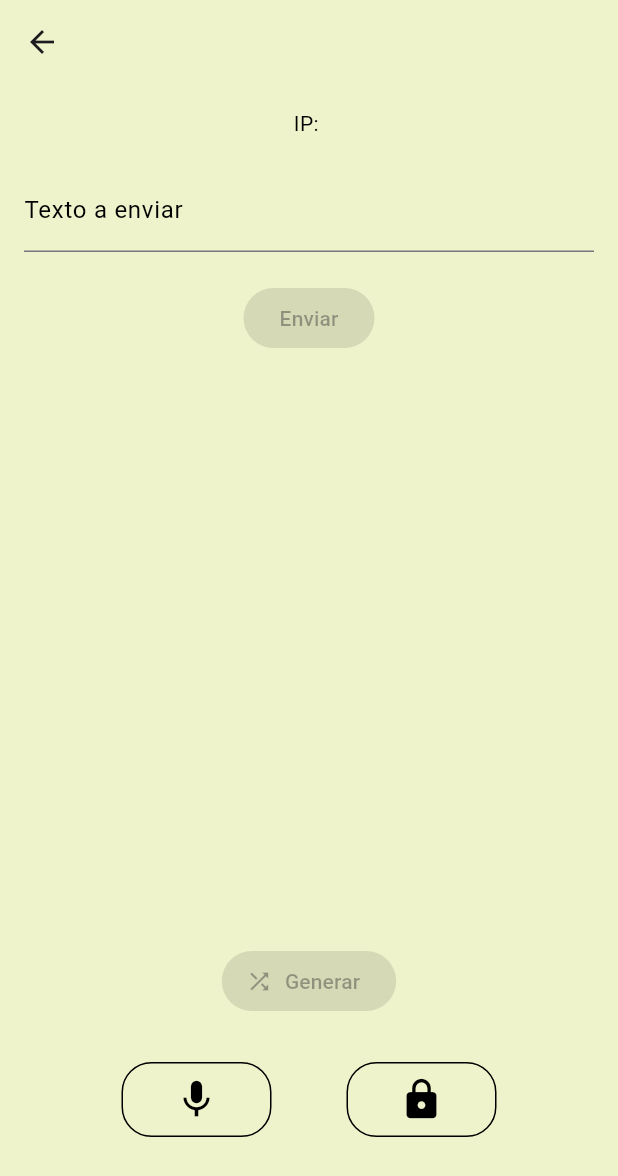
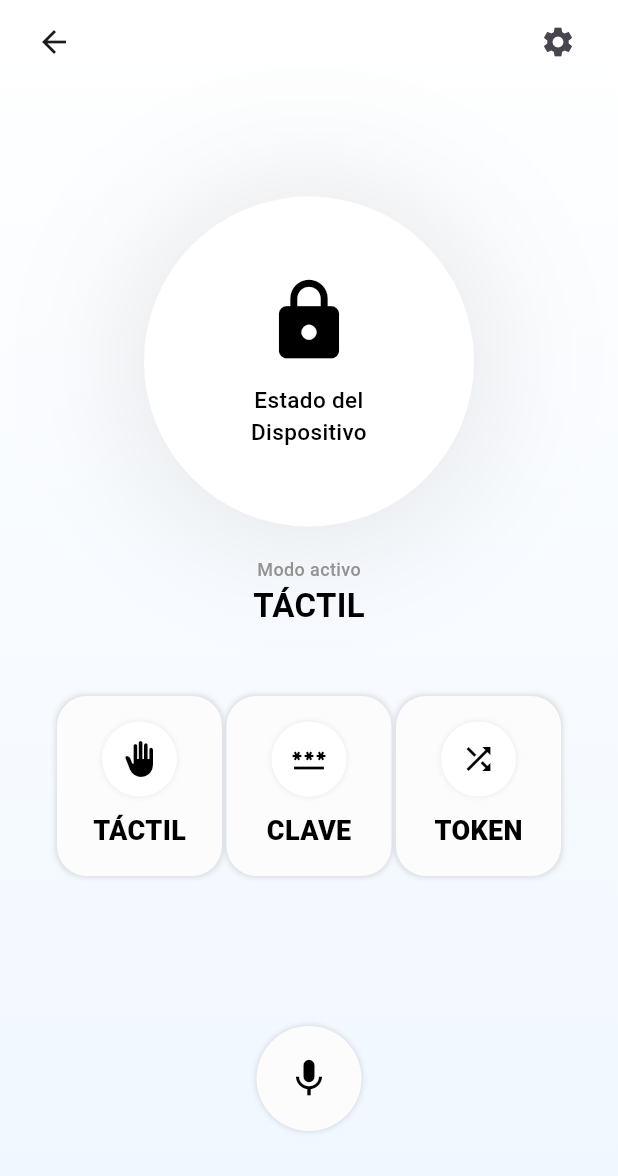
Before and after one commit to AlexGoodD/knocklock, a Flutter app: the LockDetailScreen screen opened directly with empty values, on a phone screen of 412 x 824 dp. Shown: the top 1176 px of the screen. Run offline on Flutter 3.47's test engine with Material 3 defaults, Android fonts, the phone set to English and light mode, and no system bars; our stand-ins replace vibration; network calls fail.

Commit message:
Vista de detalles modificada parcialmente

```diff
--- a/lib/core/colors.dart
+++ b/lib/core/colors.dart
@@ -4,15 +4,14 @@ class AppColors {
   static const Color backgroundTop = Color(0xFFFFFFFF);
   static const Color backgroundBottom = Color(0xFFF0F7FF);
   static const Color backgroundHelperColor = Color(0xFFFFFFFF);
+  static const Color secondaryBackgroundHelperColor = Color(0xFFFCFCFC);
   static const Color primaryColor = Color(0xFF000000);
   static const Color secondaryColor = Color(0xFF939393);
   static const Color errorTextColor = Color(0xFFFE7474);
   static const Color errorBackgroundColor = Color(0xFFFFEDED);
   static const Color successTextColor = Color(0xFF00AA28);
   static const Color successBackgroundColor = Color(0xFFEDFFEF);
-
-
-
+  static const Color HelperBorderColor = Color(0xFFEFEFEF);
 
 
   // Viejos colores
@@ -31,6 +30,7 @@ class AppColors {
 class AppTextStyles {
 
   static const TextStyle primaryTextStyle = TextStyle(color: AppColors.primaryColor, fontFamily: 'Roboto', fontWeight: FontWeight.bold, fontSize: 22);
+  static const TextStyle secondaryTextStyle = TextStyle(color: AppColors.secondaryColor, fontFamily: 'Roboto', fontWeight: FontWeight.w500, fontSize: 15);
 
   static const TextStyle lockItemTitleStyle = TextStyle(color: AppColors.primaryColor, fontFamily: 'Roboto', fontWeight: FontWeight.w900, fontSize: 15);
   static const TextStyle lockItemDescriptionStyle = TextStyle(color: AppColors.primaryColor, fontFamily: 'Roboto', fontWeight: FontWeight.w500, fontSize: 12);
@@ -44,6 +44,9 @@ class AppTextStyles {
   static const TextStyle HelperItemsPrimaryStyle = TextStyle(color: AppColors.primaryColor, fontFamily: 'Roboto', fontWeight: FontWeight.w900, fontSize: 18);
   static const TextStyle HelperItemsSecondaryStyle = TextStyle(color: AppColors.secondaryColor, fontFamily: 'Roboto', fontWeight: FontWeight.w500, fontSize: 12);
 
+  static const TextStyle primaryModalStyle = TextStyle(color: AppColors.primaryColor, fontFamily: 'Roboto', fontWeight: FontWeight.w900, fontSize: 15.5);
+  static const TextStyle secondaryModalStyle = TextStyle(color: AppColors.secondaryColor, fontFamily: 'Roboto', fontWeight: FontWeight.w500, fontSize: 12);
+
 
 
 
@@ -54,5 +57,4 @@ class AppTextStyles {
   static const TextStyle dialogTitleTextStyle = TextStyle(color: AppColors.secondaryText, fontFamily: 'Roboto', fontWeight: FontWeight.w900, fontSize: 25);
   static const TextStyle dialogLabelTextStyle = TextStyle(color: AppColors.secondaryText, fontFamily: 'Roboto', fontWeight: FontWeight.w900, fontSize: 18);
   static const TextStyle dialogInputTextStyle = TextStyle(color: AppColors.secondaryText, fontFamily: 'Roboto', fontWeight: FontWeight.w900, fontSize: 15);
-  static const TextStyle secondaryTextStyle = TextStyle(color: AppColors.secondaryText, fontFamily: 'Roboto',);
 }
--- a/lib/core/imports.dart
+++ b/lib/core/imports.dart
@@ -30,9 +30,14 @@ export 'package:knocklock_flutter/widgets/button_add_lock.dart';
 export 'package:knocklock_flutter/widgets/latest_log_access.dart';
 export 'package:knocklock_flutter/widgets/log_item.dart';
 export 'package:knocklock_flutter/widgets/status_log.dart';
+export 'package:knocklock_flutter/widgets/quick_access_modal.dart';
+export 'package:knocklock_flutter/widgets/mode_button.dart';
 
 //Navigator
 export 'package:knocklock_flutter/navigation/main_navigator.dart';
 
+//Controllers
+export 'package:knocklock_flutter/controllers/lock_controller.dart';
+
 // Utils
 export 'package:vibration/vibration.dart';
--- a/lib/screens/lock_detail_screen.dart
+++ b/lib/screens/lock_detail_screen.dart
@@ -208,83 +208,154 @@ class _LockDetailScreenState extends State<LockDetailScreen> {
 
   @override
   Widget build(BuildContext context) {
-    return Scaffold(
-      backgroundColor: AppColors.backgroundDetail,
+    return Container(
+      decoration: const BoxDecoration(
+        gradient: LinearGradient(
+          begin: Alignment.topCenter,
+          end: Alignment.bottomCenter,
+          colors: [
+            AppColors.backgroundTop,
+            AppColors.backgroundBottom,
+          ],
+        ),
+      ),
+    child: Scaffold(
+      backgroundColor: Colors.transparent,
       appBar: AppBar(
-        title: Text(
+        automaticallyImplyLeading: false,
+        centerTitle: true,
+        backgroundColor: Colors.transparent,
+        leading: Padding(
+          padding: const EdgeInsets.only(left: 16.0),
+          child: IconButton(
+            icon: Icon(Icons.arrow_back),
+            onPressed: () {
+              Navigator.pop(context);
+            },
+          ),
+        ),
+        title: Column(
+          mainAxisAlignment: MainAxisAlignment.center,
+          children: [
+            SizedBox(height: 10),
+            Text(
               widget.lock.name,
-          style: AppTextStyles.appBarSecondaryTextStyle,
+              style: AppTextStyles.primaryTextStyle,
             ),
-        backgroundColor: Colors.transparent,
+            SizedBox(height: 5),
+            Text(
+              widget.lock.ip,
+              style: AppTextStyles.secondaryTextStyle,
+            ),
+          ],
+        ),
+        actions: [
+          Padding(
+            padding: const EdgeInsets.symmetric(horizontal: 16.0),
+            child: IconButton(
+              icon: Icon(Icons.settings),
+              onPressed: () {
+                // Acción futura
+              },
+            ),
+          ),
+        ],
       ),
       body: Padding(
-        padding: const EdgeInsets.all(16.0),
+        padding: const EdgeInsets.symmetric(horizontal: 35.0),
         child: Column(
           children: [
-            Text("IP: ${widget.lock.ip}", style: AppTextStyles.secondaryTextStyle),
-            SizedBox(height: 20),
 
-            TextField(
-              controller: textController,
-              decoration: InputDecoration(
-                labelText: "Texto a enviar",
-                labelStyle: AppTextStyles.secondaryTextStyle,
+            Spacer(),
+            Container(
+              height: 220.0,
+              width: 220.0,
+              decoration: BoxDecoration(
+                color: AppColors.backgroundHelperColor,
+                shape: BoxShape.circle,
+                boxShadow: [
+                  BoxShadow(
+                    color: Colors.black.withOpacity(0.1),
+                    spreadRadius: 2,
+                    blurRadius: 80,
+                    offset: Offset(0, 0),
                   ),
-              style: AppTextStyles.secondaryTextStyle,
+                ],
               ),
-
-            SizedBox(height: 20),
-
-            ElevatedButton(
-              onPressed: isConnected ? () => sendText(textController.text) : null,
-              child: Text("Enviar"),
-              style: ElevatedButton.styleFrom(backgroundColor: AppColors.buttonBackground),
+              child: Column(
+                mainAxisAlignment: MainAxisAlignment.center,
+                children: [
+                  Icon(
+                    Icons.lock,
+                    color: Colors.black,
+                    size: 60.0,
                   ),
-
-            if (estadoVerificacion.isNotEmpty)
-              Container(
-                margin: EdgeInsets.only(bottom: 20),
-                padding: EdgeInsets.symmetric(horizontal: 16, vertical: 12),
-                decoration: BoxDecoration(
-                  color: colorEstado,
-                  borderRadius: BorderRadius.circular(10),
-                ),
-                child: Text(
-                  estadoVerificacion,
-                  style: TextStyle(color: Colors.white, fontSize: 16),
+                  SizedBox(height: 12), // Espacio entre el icono y el texto
+                  Text(
+                    "Estado del\nDispositivo",
+                    style: AppTextStyles.secondaryTextStyle.copyWith(color: AppColors.primaryColor),
                     textAlign: TextAlign.center,
                   ),
+                ],
               ),
-
-            Spacer(),
-
-            SizedBox(height: 10),
-
+            ),
+            const SizedBox(height: 20),
+            Column(
+              mainAxisAlignment: MainAxisAlignment.center,
+              children: [
+                Text(
+                  "Modo activo",
+                  style: AppTextStyles.secondaryModalStyle,
+                ),
+                Text(
+                  "TÁCTIL",
+                  style: AppTextStyles.primaryTextStyle,
+                )
+              ],
+            ),
+            const SizedBox(height: 45),
             Row(
               mainAxisAlignment: MainAxisAlignment.spaceEvenly,
               children: [
-                ElevatedButton.icon(
-                  onPressed: isConnected ? generarPatronAleatorio : null,
-                  icon: Icon(Icons.shuffle),
-                  label: Text("Generar"),
+                ModeButton(
+                  icon: Icons.back_hand,
+                  label: "TÁCTIL",
+                  onTap: isConnected ? reproducirPatron : null,
+                ),
+                ModeButton(
+                  icon: Icons.password,
+                  label: "CLAVE",
+                  onTap: isConnected ? pausarReproduccion : null,
+                ),
+                ModeButton(
+                  icon: Icons.shuffle,
+                  label: "TOKEN",
+                  onTap: isConnected ? generarPatronAleatorio : null,
                 ),
               ],
             ),
-
-
-            SizedBox(height: 30),
+            const SizedBox(height: 100),
 
             Row(
               mainAxisAlignment: MainAxisAlignment.center,
               children: [
                 GestureDetector(
-                  onTapDown: (_) => sendText("START_GRABACION"),
-                  onTapUp: (_) => sendText("STOP_GRABACION"),
+                  onTapDown: (_) => sendText("START_VERIFICACION"),
+                  onTapUp: (_) => sendText("STOP_VERIFICACION"),
                   child: Container(
-                    width: 100.0,
+                    height: 70.0,
+                    width: 70.0,
                     decoration: BoxDecoration(
-                      border: Border.all(color: Colors.black),
-                      borderRadius: BorderRadius.circular(20.0),
+                      color: AppColors.secondaryBackgroundHelperColor,
+                      boxShadow: [
+                        BoxShadow(
+                          color: Colors.black.withOpacity(0.1),
+                          spreadRadius: 1,
+                          blurRadius: 2,
+                          offset: Offset(0,0),
+                        ),
+                      ],
+                      borderRadius: BorderRadius.circular(100.0),
                     ),
                     child: IconButton(
                       onPressed: null,
@@ -292,27 +363,11 @@ class _LockDetailScreenState extends State<LockDetailScreen> {
                     ),
                   ),
                 ),
-                SizedBox(width: 50),
-                GestureDetector(
-                  onTapDown: (_) => sendText("START_VERIFICACION"),
-                  onTapUp: (_) => sendText("STOP_VERIFICACION"),
-                  child: Container(
-                    width: 100.0,
-                    decoration: BoxDecoration(
-                      border: Border.all(color: Colors.black),
-                      borderRadius: BorderRadius.circular(20.0),
-                    ),
-                    child: IconButton(
-                      onPressed: null,
-                      icon: Icon(Icons.lock, color: Colors.black, size: 30),
-                    ),
-                  ),
-                )
               ],
             ),
-
-            SizedBox(height: 50),
+            SizedBox(height: 70),
           ],
+        ),
       ),
     ),
     );
--- a/lib/widgets/bottom_bar.dart
+++ b/lib/widgets/bottom_bar.dart
@@ -13,7 +13,8 @@ class BottomBar extends StatelessWidget {
   @override
   Widget build(BuildContext context) {
     return Theme(
-      data: Theme.of(context).copyWith(splashColor: Colors.transparent),
+      data: Theme.of(context).copyWith(splashColor: Colors.transparent, highlightColor: Colors.transparent,
+        splashFactory: NoSplash.splashFactory,),
       child: BottomNavigationBar(
         currentIndex: currentIndex,
         onTap: onTap,
--- /dev/null
+++ b/lib/widgets/mode_button.dart
@@ -0,0 +1,61 @@
+import 'package:knocklock_flutter/core/imports.dart';
+
+class ModeButton extends StatelessWidget {
+  final IconData icon;
+  final String label;
+  final VoidCallback? onTap;
+
+  const ModeButton({
+    required this.icon,
+    required this.label,
+    this.onTap,
+    Key? key,
+  }) : super(key: key);
+
+  @override
+  Widget build(BuildContext context) {
+    return GestureDetector(
+      onTap: onTap,
+      child: Container(
+        width: 110,
+        height: 120,
+        decoration: BoxDecoration(
+          color: AppColors.secondaryBackgroundHelperColor,
+          borderRadius: BorderRadius.circular(20),
+          boxShadow: [
+            BoxShadow(
+              color: Colors.black.withOpacity(0.1),
+              spreadRadius: 1,
+              blurRadius: 2,
+              offset: Offset(0, 0),
+            ),
+          ],
+        ),
+        child: Column(
+          mainAxisAlignment: MainAxisAlignment.center,
+          children: [
+            Container(
+              width: 50,
+              height: 50,
+              decoration: BoxDecoration(
+                color: Colors.white,
+                shape: BoxShape.circle,
+                boxShadow: [
+                  BoxShadow(
+                    color: Colors.black.withOpacity(0.05),
+                    spreadRadius: 1,
+                    blurRadius: 2,
+                    offset: Offset(0, 0),
+                  ),
+                ],
+              ),
+              child: Icon(icon, color: AppColors.primaryColor),
+            ),
+            const SizedBox(height: 10),
+            Text(label, style: AppTextStyles.HelperPrimaryStyle),
+          ],
+        ),
+      ),
+    );
+  }
+}
--- a/pubspec.yaml
+++ b/pubspec.yaml
@@ -37,6 +37,9 @@ dependencies:
   flutter_blue_plus: ^1.35.3
   web_socket_channel: ^3.0.2
   vibration: ^3.1.3
+  firebase_core: ^3.13.0
+  firebase_auth: ^5.5.2
+  cloud_firestore: ^5.6.6
 
 dev_dependencies:
   flutter_test:
```
Also changed, not shown: lib/controllers/lock_controller.dart (added, +129 -0 lines), lib/screens/home_screen.dart (+35 -10 lines), lib/widgets/quick_access_modal.dart (added, +123 -0 lines), pubspec.lock, 5 other files. Lines whose indentation alone changed are shown as unchanged.
